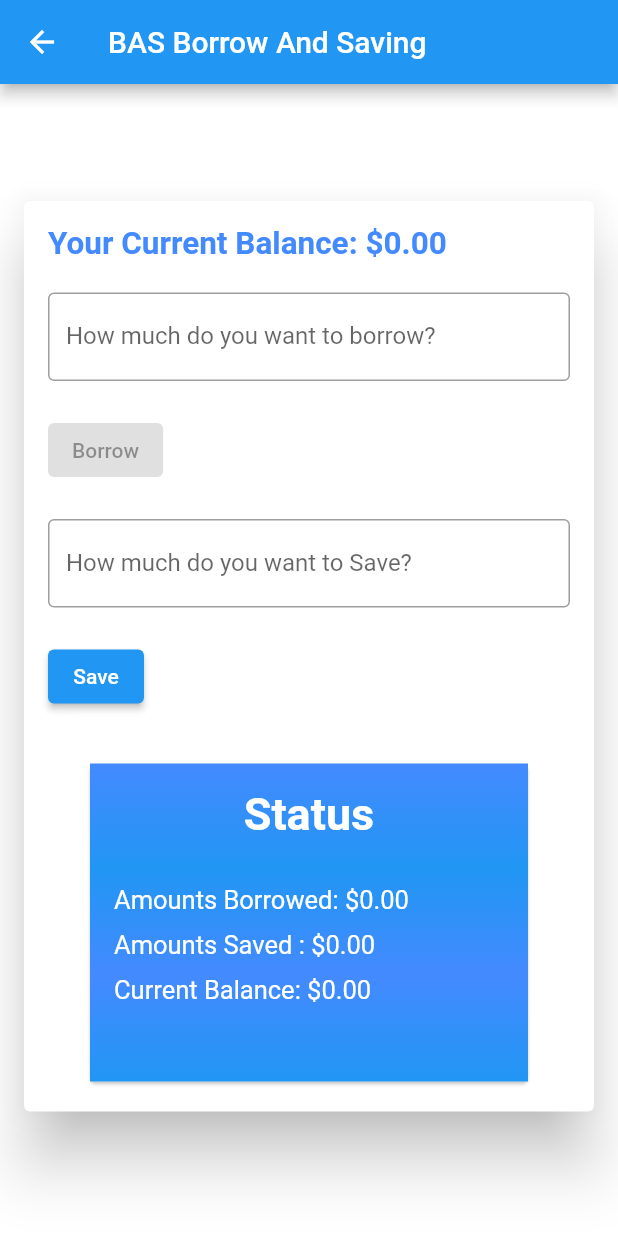
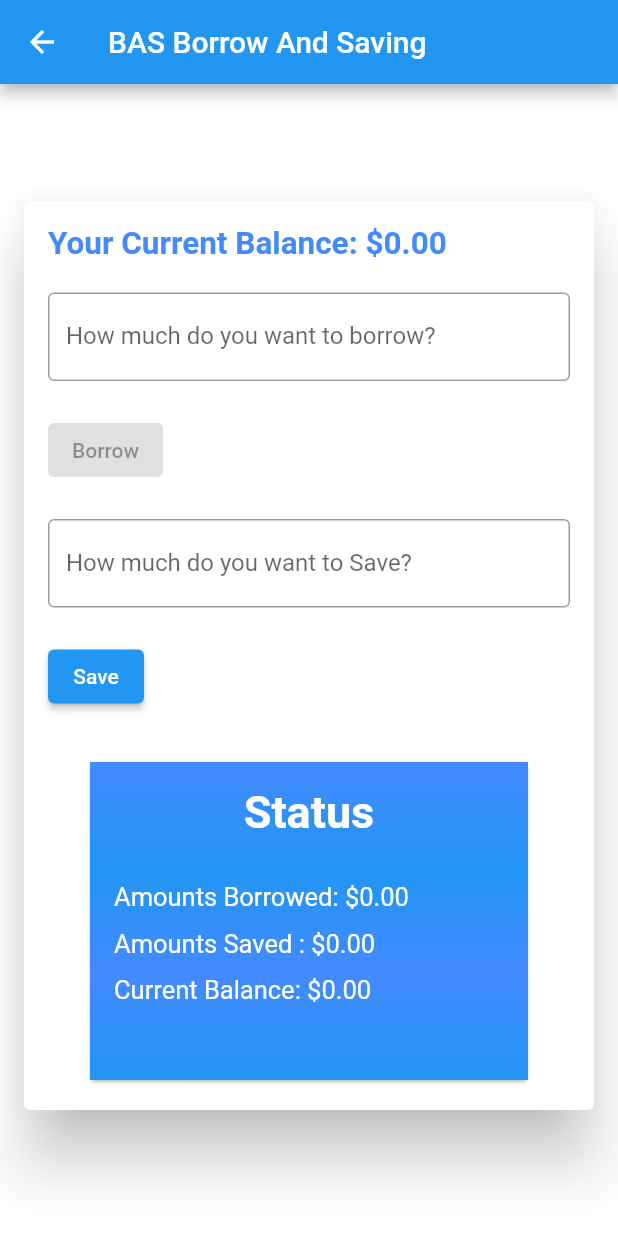
Before and after one commit to Zawadirugenyi/app1, a Flutter app: the SavingsScreen screen opened by its route, after a tap on "Save", on a phone screen of 412 x 824 dp. Run offline on Flutter 3.47's test engine with Material 2 defaults, Android fonts, the light colour scheme and no system bars; our stand-ins replace get.

Commit message:
commit for the days

```diff
--- a/lib/views/savingscreen.dart
+++ b/lib/views/savingscreen.dart
@@ -59,7 +59,7 @@ class SavingsScreen extends StatelessWidget {
                               userController.message.value,
                               backgroundColor: userController.message.value.contains("Error") ? Colors.red : Colors.blue,
                               colorText: Colors.white,
-                              borderRadius: 10.0,
+                              borderRadius: 11.0,
                               snackPosition: SnackPosition.BOTTOM);
                         }
                       : null,
@@ -84,7 +84,7 @@ class SavingsScreen extends StatelessWidget {
                         'Sorry, you cannot save more than your current balance!',
                         backgroundColor: Colors.red,
                         colorText: Colors.white,
-                        borderRadius: 10.0,
+                        borderRadius: 11.0,
                         snackPosition: SnackPosition.BOTTOM);
                   } else
                     {
@@ -106,7 +106,7 @@ class SavingsScreen extends StatelessWidget {
                 },
                 child: Text('Save'),
               ),
-              SizedBox(height: 30),
+              SizedBox(height: 29),
               Center(
                 child: SizedBox(
                   width: 300,
@@ -131,7 +131,7 @@ class SavingsScreen extends StatelessWidget {
                               style: TextStyle(fontSize: 30, fontWeight: FontWeight.bold, color: Colors.white),
                             ),
                           ),
-                          SizedBox(height: 30),
+                          SizedBox(height: 29),
                           Obx(
                                 () =>  Text(
                               'Amounts Borrowed: \$${userController.amount_borowed.value.toStringAsFixed(2)}',
@@ -139,19 +139,19 @@ class SavingsScreen extends StatelessWidget {
                             ),
                                 ),
 
-                          SizedBox(height: 10),
+                          SizedBox(height: 11),
                           Obx(() =>  Text(
                               'Amounts Saved : \$${userController.amount_saved.value.toStringAsFixed(2)}',
                               style: TextStyle(fontSize: 17, color: Colors.white),
                             ),
                           ),
-                          SizedBox(height: 10),
+                          SizedBox(height: 11),
                           Obx(() =>  Text(
                               'Current Balance: \$${userController.current_balance.value.toStringAsFixed(2)}',
                               style: TextStyle(fontSize: 17, color: Colors.white),
                             ),
                           ),
-                          SizedBox(height: 20),
+                          SizedBox(height: 22),
                         ],
                       ),
 
```
